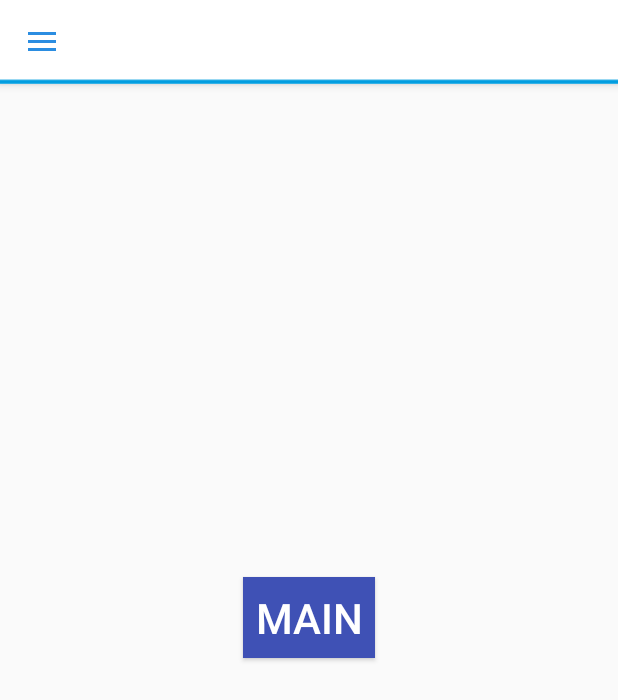
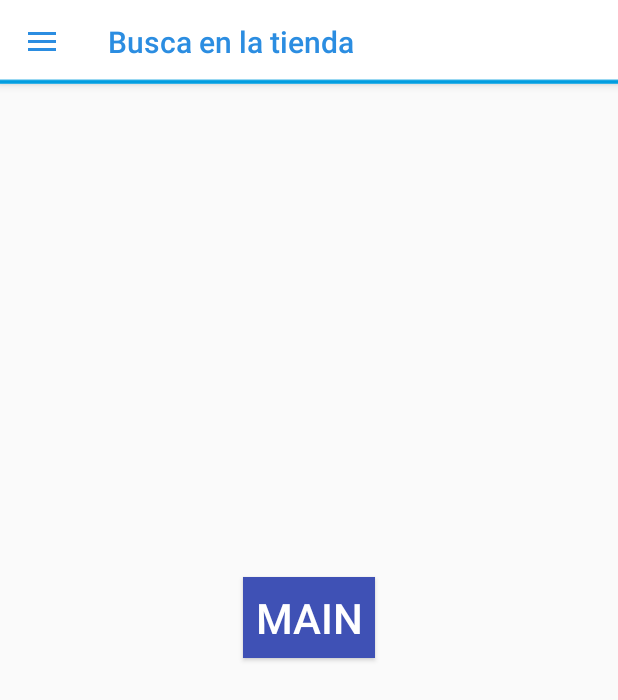
Before and after one commit to Gasperan/androidawesome, an Android app: the screen it shows after launch (MainActivity), on a phone screen of 412 x 824 dp. Shown: the top 700 px of the screen. Run offline under Robolectric (Android 15) with nearby library versions, the phone set to English and light mode, and no system bars.

Commit message:
cambiado color titulo

```diff
--- a/app/src/main/AndroidManifest.xml
+++ b/app/src/main/AndroidManifest.xml
@@ -8,7 +8,9 @@
         android:label="@string/app_name"
         android:supportsRtl="true"
         android:theme="@style/AppTheme.NoActionBar" >
-        <activity android:name="com.nisum.storelayout.MainActivity">
+        <activity android:name="com.nisum.storelayout.MainActivity"
+            android:label="Busca en la tienda"
+            android:screenOrientation="portrait">
             <intent-filter>
                 <action android:name="android.intent.action.MAIN" />
 
--- a/app/src/main/java/com/nisum/storelayout/MainActivity.java
+++ b/app/src/main/java/com/nisum/storelayout/MainActivity.java
@@ -36,8 +36,8 @@ public class MainActivity extends AppCompatActivity
         toolbar = (Toolbar) findViewById(R.id.toolbar);
         setSupportActionBar(toolbar);
 
-        setTitle("Paris Pilot");
-        setTitleColor(Color.parseColor("#2B8DE1"));
+        toolbar.setTitle("Paris Pilot");
+        toolbar.setTitleTextColor(Color.parseColor("#2B8DE1"));
 
         /*
         FloatingActionButton fab = (FloatingActionButton) findViewById(R.id.fab);
--- a/app/src/main/res/layout/app_bar_main.xml
+++ b/app/src/main/res/layout/app_bar_main.xml
@@ -12,7 +12,8 @@
         <android.support.v7.widget.Toolbar android:id="@+id/toolbar"
             android:layout_width="match_parent" android:layout_height="?attr/actionBarSize"
             android:titleTextColor="@color/colorPrimaryDark"
-            android:background="@drawable/bar" app:popupTheme="@style/AppTheme.PopupOverlay" />
+            android:background="@drawable/bar"
+            app:popupTheme="@style/AppTheme.PopupOverlay" />
 
     </android.support.design.widget.AppBarLayout>
 
--- a/app/src/main/res/values/styles.xml
+++ b/app/src/main/res/values/styles.xml
@@ -22,5 +22,4 @@
         <item name="spinBars">true</item>
         <item name="color">@color/colorPrimaryDark</item>
     </style>
-
 </resources>
```
